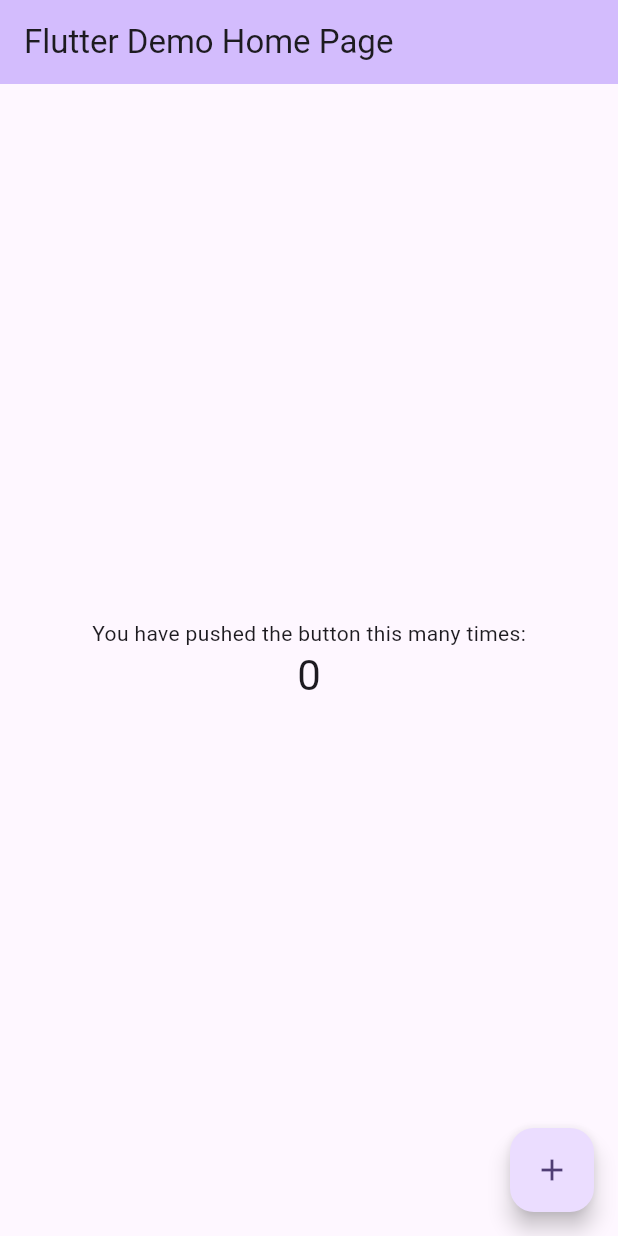
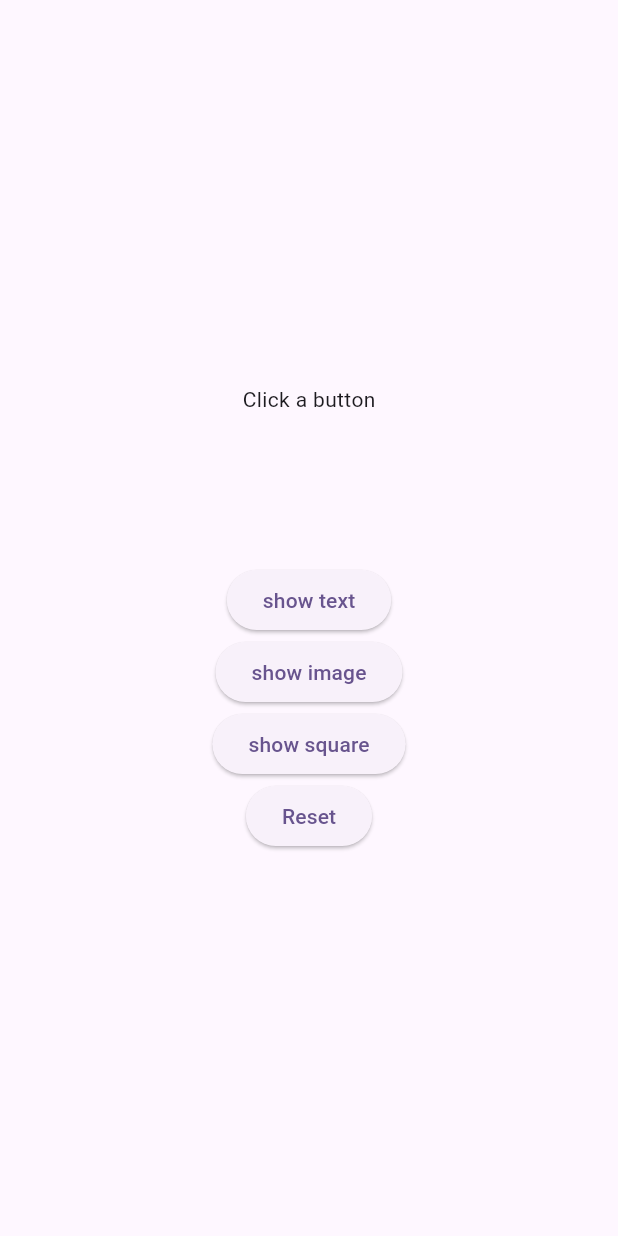
Before and after one commit to MazenMomen/application_on_state_management, a Flutter app: the screen it shows after launch, on a phone screen of 412 x 824 dp. Run offline on Flutter 3.47's test engine with Material 2 defaults, Android fonts, the phone set to English and light mode, and no system bars; our stand-ins replace bloc, flutter_bloc.

```diff
--- /dev/null
+++ b/lib/ReplaceUI/cubit/replace_ui_cubit_cubit.dart
@@ -0,0 +1,24 @@
+import 'package:bloc/bloc.dart';
+import 'package:meta/meta.dart';
+
+part 'replace_ui_cubit_state.dart';
+
+class ReplaceUiCubit extends Cubit<ReplaceUiState> {
+  ReplaceUiCubit() : super(ReplaceUiInitial());
+
+  void showText() {
+    emit(ShowText());
+  }
+
+  void showImage() {
+    emit(ShowImage());
+  }
+
+  void showSquare() {
+    emit(ShowSquare());
+  }
+
+  void reset() {
+    emit(ReplaceUiInitial());
+  }
+}
--- /dev/null
+++ b/lib/ReplaceUI/cubit/replace_ui_cubit_state.dart
@@ -0,0 +1,12 @@
+part of 'replace_ui_cubit_cubit.dart';
+
+@immutable
+sealed class ReplaceUiState {}
+
+final class ReplaceUiInitial extends ReplaceUiState {}
+
+final class ShowText extends ReplaceUiState {}
+
+final class ShowImage extends ReplaceUiState {}
+
+final class ShowSquare extends ReplaceUiState {}
--- /dev/null
+++ b/lib/Screens/replace_ui_with_set_state.dart
@@ -0,0 +1,88 @@
+import 'package:flutter/material.dart';
+
+enum UiState { showText, showImage, showSquare, none }
+
+class ReplaceUiUsingSetState extends StatefulWidget {
+  const ReplaceUiUsingSetState({Key? key}) : super(key: key);
+
+  @override
+  ReplaceUiUsingSetStateState createState() => ReplaceUiUsingSetStateState();
+}
+
+class ReplaceUiUsingSetStateState extends State<ReplaceUiUsingSetState> {
+  UiState _currentState = UiState.none;
+
+  void _showText() {
+    setState(() {
+      _currentState = UiState.showText;
+    });
+  }
+
+  void _showImage() {
+    setState(() {
+      _currentState = UiState.showImage;
+    });
+  }
+
+  void _showSquare() {
+    setState(() {
+      _currentState = UiState.showSquare;
+    });
+  }
+
+  void _reset() {
+    setState(() {
+      _currentState = UiState.none;
+    });
+  }
+
+  @override
+  Widget build(BuildContext context) {
+    return Scaffold(
+      body: Center(
+        child: Column(
+          mainAxisAlignment: MainAxisAlignment.center,
+          children: [
+            if (_currentState == UiState.showText)
+              const Text("السلام عليكم")
+            else if (_currentState == UiState.showImage)
+              SizedBox(
+                height: 200,
+                width: 200,
+                child: Image.network(
+                    "https://media.sproutsocial.com/uploads/2017/02/10x-featured-social-media-image-size.png"),
+              )
+            else if (_currentState == UiState.showSquare)
+              Container(
+                height: 200,
+                width: 200,
+                decoration: const BoxDecoration(color: Colors.cyanAccent),
+              )
+            else
+              const Text("Click a button"),
+            const SizedBox(
+              height: 100,
+              width: 100,
+            ),
+            ElevatedButton(
+              onPressed: _showText,
+              child: const Text("show text"),
+            ),
+            ElevatedButton(
+              onPressed: _showImage,
+              child: const Text("show image"),
+            ),
+            ElevatedButton(
+              onPressed: _showSquare,
+              child: const Text("show square"),
+            ),
+            ElevatedButton(
+              onPressed: _reset,
+              child: const Text("Reset"),
+            ),
+          ],
+        ),
+      ),
+    );
+  }
+}
--- a/lib/main.dart
+++ b/lib/main.dart
@@ -1,4 +1,7 @@
 import 'package:flutter/material.dart';
+import 'package:flutter_bloc/flutter_bloc.dart';
+import 'package:set_state_application/ReplaceUI/cubit/replace_ui_cubit_cubit.dart';
+import 'package:set_state_application/Screens/replace_ui_with_set_state.dart';
 
 void main() {
   runApp(const MyApp());
@@ -9,60 +12,19 @@ class MyApp extends StatelessWidget {
 
   @override
   Widget build(BuildContext context) {
-    return MaterialApp(
-      title: 'Flutter Demo',
-      theme: ThemeData(
-        colorScheme: ColorScheme.fromSeed(seedColor: Colors.deepPurple),
-        useMaterial3: true,
-      ),
-      home: const MyHomePage(title: 'Flutter Demo Home Page'),
-    );
-  }
-}
-
-class MyHomePage extends StatefulWidget {
-  const MyHomePage({super.key, required this.title});
-
-  final String title;
-
-  @override
-  State<MyHomePage> createState() => _MyHomePageState();
-}
-
-class _MyHomePageState extends State<MyHomePage> {
-  int _counter = 0;
-
-  void _incrementCounter() {
-    setState(() {
-      _counter++;
-    });
-  }
-
-  @override
-  Widget build(BuildContext context) {
-    return Scaffold(
-      appBar: AppBar(
-        backgroundColor: Theme.of(context).colorScheme.inversePrimary,
-        title: Text(widget.title),
-      ),
-      body: Center(
-        child: Column(
-          mainAxisAlignment: MainAxisAlignment.center,
-          children: <Widget>[
-            const Text(
-              'You have pushed the button this many times:',
-            ),
-            Text(
-              '$_counter',
-              style: Theme.of(context).textTheme.headlineMedium,
-            ),
-          ],
+    return MultiBlocProvider(
+      providers: [
+        BlocProvider<ReplaceUiCubit>(
+          create: (BuildContext context) => ReplaceUiCubit(),
         ),
-      ),
-      floatingActionButton: FloatingActionButton(
-        onPressed: _incrementCounter,
-        tooltip: 'Increment',
-        child: const Icon(Icons.add),
+      ],
+      child: MaterialApp(
+        title: 'Flutter Demo',
+        theme: ThemeData(
+          colorScheme: ColorScheme.fromSeed(seedColor: Colors.deepPurple),
+          useMaterial3: true,
+        ),
+        home: const ReplaceUiUsingSetState(),
       ),
     );
   }
--- a/pubspec.yaml
+++ b/pubspec.yaml
@@ -35,6 +35,8 @@ dependencies:
   # The following adds the Cupertino Icons font to your application.
   # Use with the CupertinoIcons class for iOS style icons.
   cupertino_icons: ^1.0.2
+  bloc: ^8.1.2
+  flutter_bloc: ^8.1.3
 
 dev_dependencies:
   flutter_test:
```
Also changed, not shown: lib/Screens/replace_ui_with_cubit.dart (added, +65 -0 lines), pubspec.lock.
